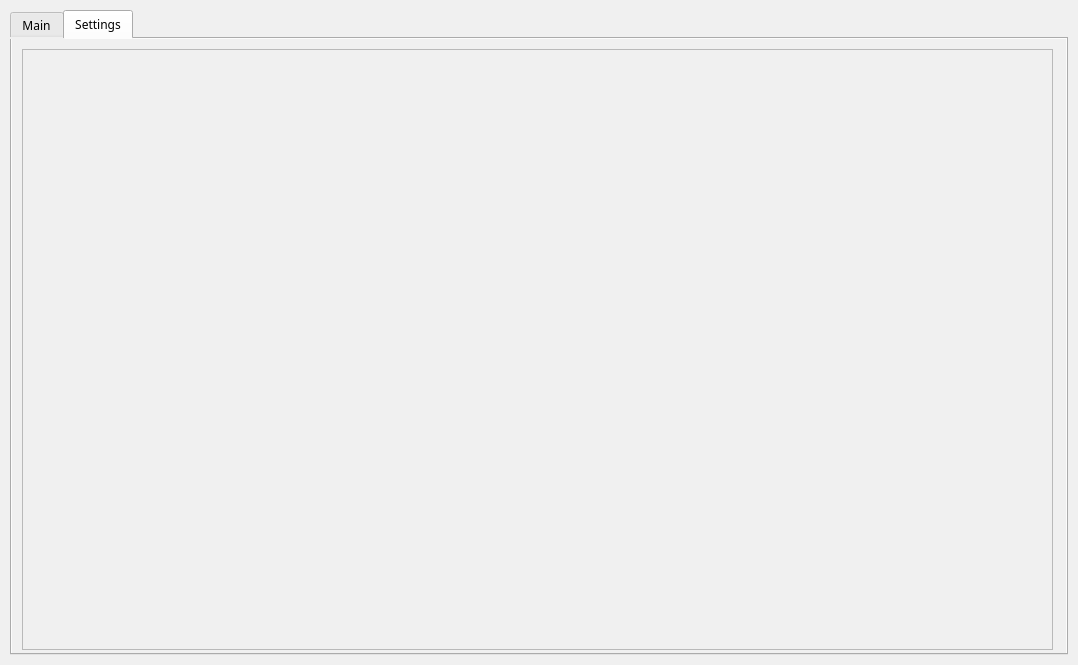
Old version of the form src/Scanner_ui.ui in the repository LvMok/TCP-Port-Scanner.
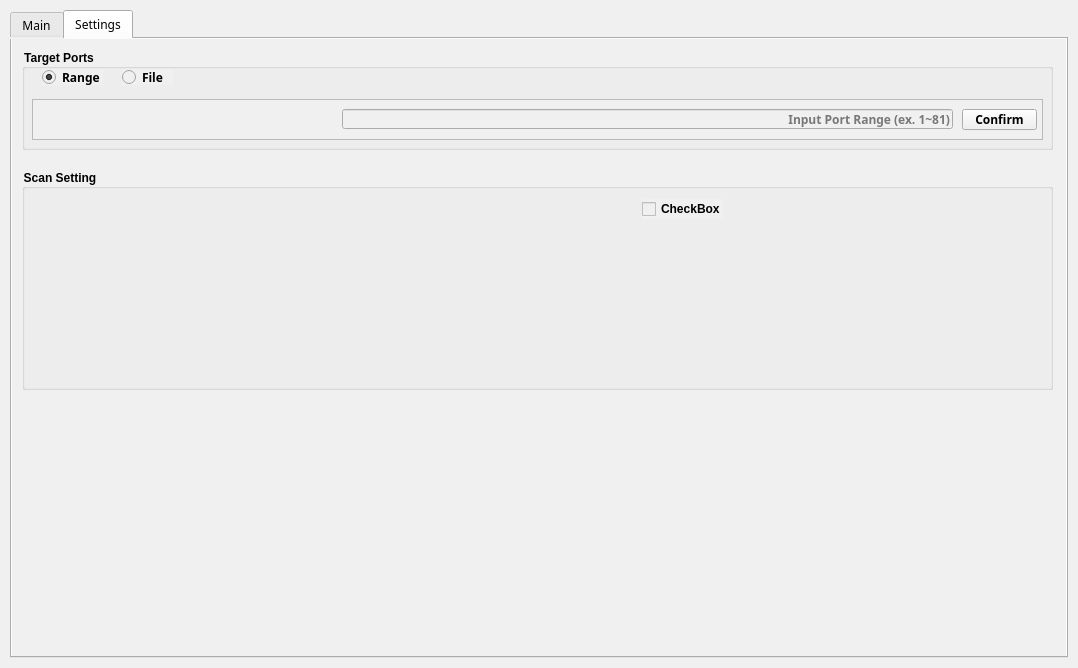
New version of the form. Icons and pictures are not drawn.

```diff
--- a/src/Scanner_ui.ui
+++ b/src/Scanner_ui.ui
@@ -10,7 +10,7 @@
     <x>0</x>
     <y>0</y>
     <width>1078</width>
-    <height>665</height>
+    <height>668</height>
    </rect>
   </property>
   <property name="sizePolicy">
@@ -217,15 +217,219 @@
          <attribute name="title">
           <string>Settings</string>
          </attribute>
-         <widget class="QListWidget" name="listWidget">
+         <widget class="QGroupBox" name="groupBox">
           <property name="geometry">
            <rect>
             <x>10</x>
             <y>10</y>
             <width>1031</width>
-            <height>601</height>
+            <height>101</height>
            </rect>
           </property>
+          <property name="font">
+           <font>
+            <weight>75</weight>
+            <bold>true</bold>
+           </font>
+          </property>
+          <property name="title">
+           <string notr="true">Target Ports</string>
+          </property>
+          <widget class="QRadioButton" name="radioButton">
+           <property name="geometry">
+            <rect>
+             <x>20</x>
+             <y>20</y>
+             <width>61</width>
+             <height>16</height>
+            </rect>
+           </property>
+           <property name="font">
+            <font>
+             <family>Cascadia Mono</family>
+            </font>
+           </property>
+           <property name="text">
+            <string>Range</string>
+           </property>
+           <property name="checked">
+            <bool>true</bool>
+           </property>
+          </widget>
+          <widget class="QRadioButton" name="radioButton_2">
+           <property name="geometry">
+            <rect>
+             <x>100</x>
+             <y>20</y>
+             <width>51</width>
+             <height>16</height>
+            </rect>
+           </property>
+           <property name="font">
+            <font>
+             <family>Cascadia Mono</family>
+            </font>
+           </property>
+           <property name="text">
+            <string>File</string>
+           </property>
+          </widget>
+          <widget class="QFrame" name="FileMode">
+           <property name="enabled">
+            <bool>true</bool>
+           </property>
+           <property name="geometry">
+            <rect>
+             <x>10</x>
+             <y>50</y>
+             <width>1011</width>
+             <height>41</height>
+            </rect>
+           </property>
+           <property name="frameShape">
+            <enum>QFrame::StyledPanel</enum>
+           </property>
+           <property name="frameShadow">
+            <enum>QFrame::Raised</enum>
+           </property>
+           <widget class="QToolButton" name="toolButton">
+            <property name="geometry">
+             <rect>
+              <x>960</x>
+              <y>10</y>
+              <width>30</width>
+              <height>21</height>
+             </rect>
+            </property>
+            <property name="text">
+             <string>...</string>
+            </property>
+           </widget>
+           <widget class="QLineEdit" name="FileName">
+            <property name="geometry">
+             <rect>
+              <x>320</x>
+              <y>10</y>
+              <width>631</width>
+              <height>20</height>
+             </rect>
+            </property>
+            <property name="font">
+             <font>
+              <family>Cascadia Mono</family>
+             </font>
+            </property>
+            <property name="alignment">
+             <set>Qt::AlignRight|Qt::AlignTrailing|Qt::AlignVCenter</set>
+            </property>
+            <property name="placeholderText">
+             <string notr="true">Input File</string>
+            </property>
+           </widget>
+          </widget>
+          <widget class="QFrame" name="RangeMode">
+           <property name="enabled">
+            <bool>true</bool>
+           </property>
+           <property name="geometry">
+            <rect>
+             <x>10</x>
+             <y>50</y>
+             <width>1011</width>
+             <height>41</height>
+            </rect>
+           </property>
+           <property name="frameShape">
+            <enum>QFrame::StyledPanel</enum>
+           </property>
+           <property name="frameShadow">
+            <enum>QFrame::Raised</enum>
+           </property>
+           <widget class="QLineEdit" name="PortRange">
+            <property name="geometry">
+             <rect>
+              <x>310</x>
+              <y>10</y>
+              <width>611</width>
+              <height>20</height>
+             </rect>
+            </property>
+            <property name="font">
+             <font>
+              <family>Cascadia Mono</family>
+              <kerning>true</kerning>
+             </font>
+            </property>
+            <property name="mouseTracking">
+             <bool>false</bool>
+            </property>
+            <property name="inputMask">
+             <string notr="true"/>
+            </property>
+            <property name="text">
+             <string notr="true"/>
+            </property>
+            <property name="alignment">
+             <set>Qt::AlignRight|Qt::AlignTrailing|Qt::AlignVCenter</set>
+            </property>
+            <property name="placeholderText">
+             <string notr="true">Input Port Range (ex. 1~81)</string>
+            </property>
+            <property name="clearButtonEnabled">
+             <bool>false</bool>
+            </property>
+           </widget>
+           <widget class="QPushButton" name="pushButton_2">
+            <property name="geometry">
+             <rect>
+              <x>930</x>
+              <y>10</y>
+              <width>75</width>
+              <height>21</height>
+             </rect>
+            </property>
+            <property name="font">
+             <font>
+              <family>Cascadia Mono</family>
+             </font>
+            </property>
+            <property name="text">
+             <string>Confirm</string>
+            </property>
+           </widget>
+          </widget>
+         </widget>
+         <widget class="QGroupBox" name="groupBox_2">
+          <property name="geometry">
+           <rect>
+            <x>10</x>
+            <y>130</y>
+            <width>1031</width>
+            <height>221</height>
+           </rect>
+          </property>
+          <property name="font">
+           <font>
+            <weight>75</weight>
+            <bold>true</bold>
+           </font>
+          </property>
+          <property name="title">
+           <string notr="true">Scan Setting</string>
+          </property>
+          <widget class="QCheckBox" name="ClosePort">
+           <property name="geometry">
+            <rect>
+             <x>620</x>
+             <y>30</y>
+             <width>81</width>
+             <height>20</height>
+            </rect>
+           </property>
+           <property name="text">
+            <string>CheckBox</string>
+           </property>
+          </widget>
          </widget>
         </widget>
        </widget>
```
